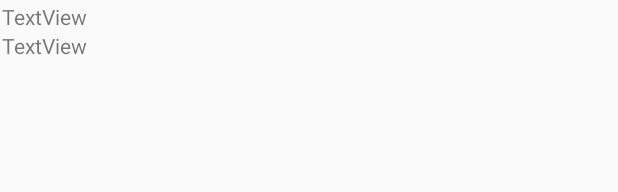
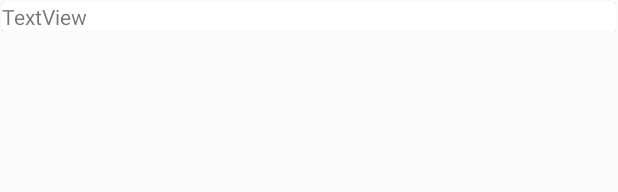
Before and after one commit to ryliu07/firstalert, an Android app: the layout fragment_dashboard.xml on its own in the app's theme, with its tools: preview values and no code run, on a phone screen of 412 x 824 dp. Shown: the top 192 px of the screen. Run offline under Robolectric (Android 15) with nearby library versions, the phone set to English and light mode, and no system bars.

```diff
--- a/app/src/main/res/layout/fragment_dashboard.xml
+++ b/app/src/main/res/layout/fragment_dashboard.xml
@@ -18,17 +18,16 @@
             android:layout_height="wrap_content"
             android:orientation="vertical" >
 
-            <TextView
-                android:id="@+id/textView4"
+            <androidx.cardview.widget.CardView
                 android:layout_width="match_parent"
-                android:layout_height="wrap_content"
-                android:text="TextView" />
+                android:layout_height="match_parent" >
 
-            <TextView
-                android:id="@+id/textView3"
-                android:layout_width="match_parent"
-                android:layout_height="wrap_content"
-                android:text="TextView" />
+                <TextView
+                    android:id="@+id/textView5"
+                    android:layout_width="wrap_content"
+                    android:layout_height="wrap_content"
+                    android:text="TextView" />
+            </androidx.cardview.widget.CardView>
         </LinearLayout>
     </ScrollView>
 </androidx.constraintlayout.widget.ConstraintLayout>
```
Also changed, not shown: app/src/main/java/com/example/firstalert/ui/contacts/ContactsFragment.kt (added, +27 -0 lines), app/src/main/java/com/example/firstalert/ui/contacts/ContactsViewModel.kt (added, +13 -0 lines), app/src/main/java/com/example/firstalert/ui/settings/SettingsFragment.kt (added, +27 -0 lines), app/src/main/java/com/example/firstalert/ui/settings/SettingsViewModel.kt (added, +13 -0 lines).
